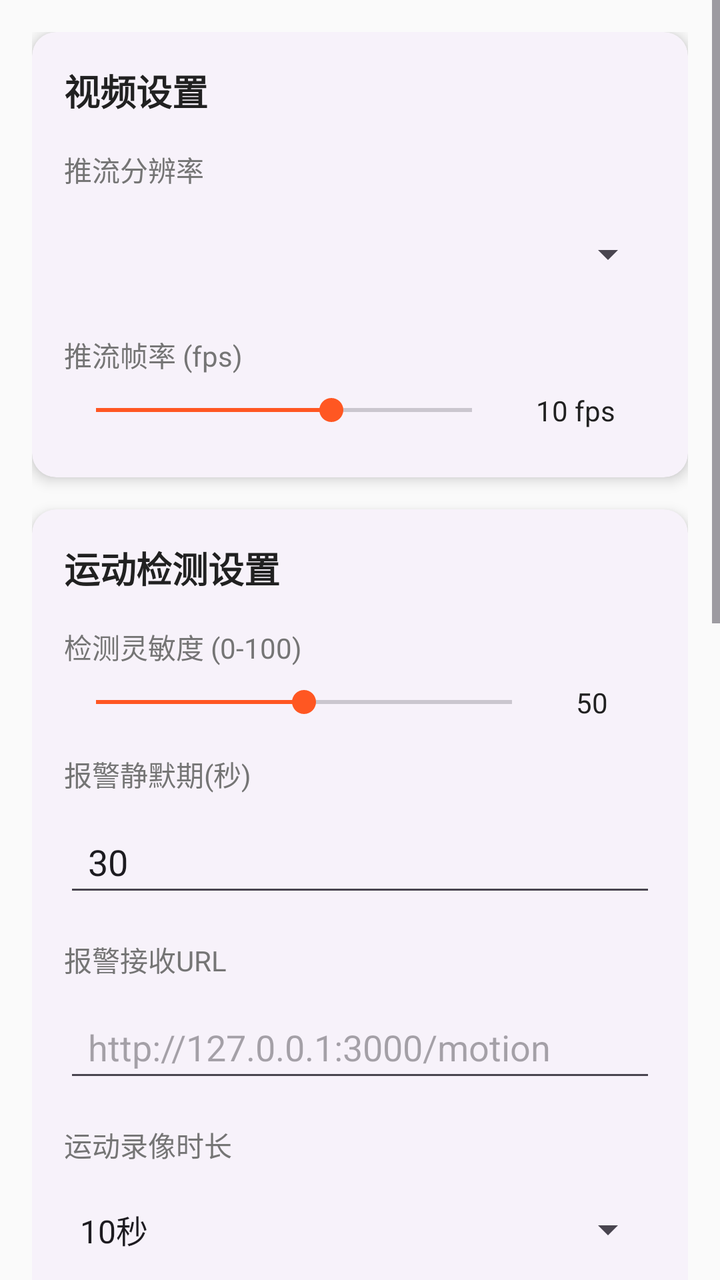
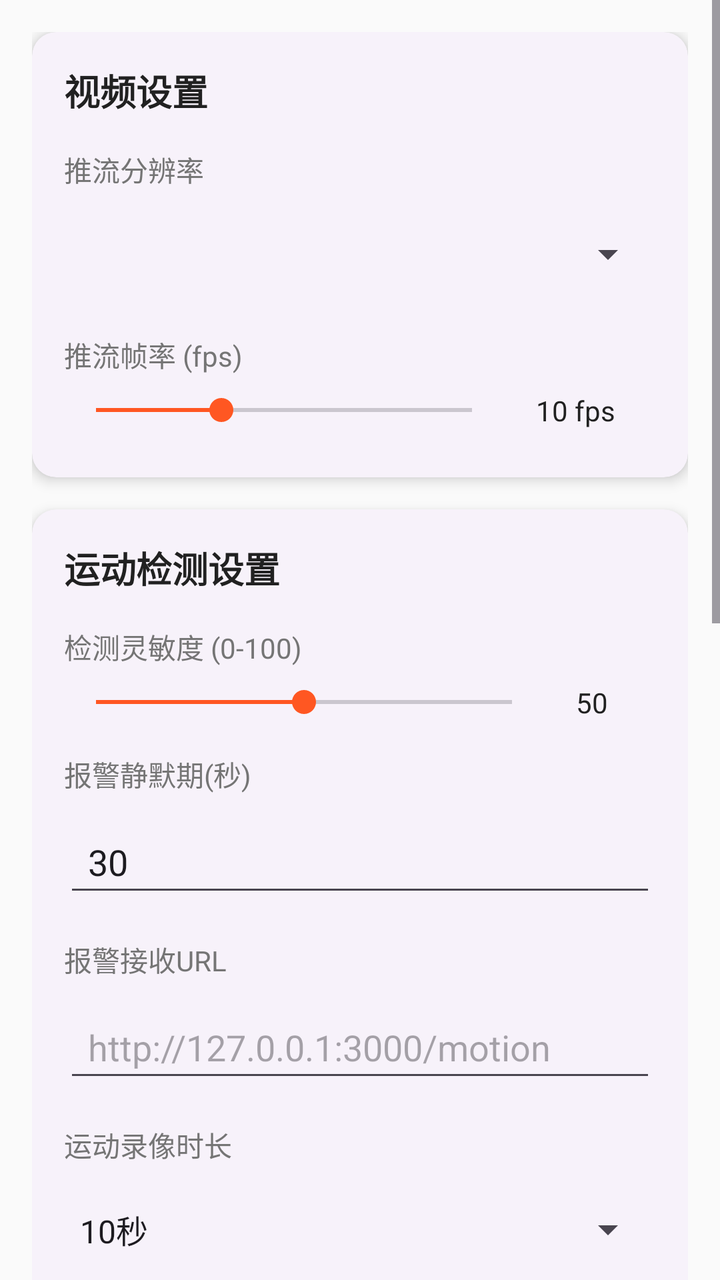

Screens rendered from an Android XML layout before and after an edit, with the pre-edit source and the edit as a unified diff.
<!-- AndroidManifest.xml: application theme Theme.SelfCamMonitor -->
<!-- res/layout/activity_settings.xml -->
<?xml version="1.0" encoding="utf-8"?>
<ScrollView xmlns:android="http://schemas.android.com/apk/res/android"
    android:layout_width="match_parent"
    android:layout_height="match_parent"
    xmlns:app="http://schemas.android.com/apk/res-auto"
    android:background="@color/background_light"
    android:fitsSystemWindows="true">

    <LinearLayout
        android:layout_width="match_parent"
        android:layout_height="wrap_content"
        android:orientation="vertical"
        android:padding="16dp">

        
        <androidx.cardview.widget.CardView
            android:layout_width="match_parent"
            android:layout_height="wrap_content"
            android:layout_marginBottom="16dp"
            app:cardCornerRadius="12dp"
            app:cardElevation="4dp"
            xmlns:app="http://schemas.android.com/apk/res-auto">

            <LinearLayout
                android:layout_width="match_parent"
                android:layout_height="wrap_content"
                android:orientation="vertical"
                android:padding="16dp">

                <TextView
                    android:layout_width="match_parent"
                    android:layout_height="wrap_content"
                    android:text="视频设置"
                    android:textSize="18sp"
                    android:textStyle="bold"
                    android:textColor="@color/text_primary"
                    android:layout_marginBottom="16dp" />

                
                <TextView
                    android:layout_width="match_parent"
                    android:layout_height="wrap_content"
                    android:text="推流分辨率"
                    android:textSize="14sp"
                    android:textColor="@color/text_secondary"
                    android:layout_marginBottom="8dp" />

                <Spinner
                    android:id="@+id/spinnerResolution"
                    android:layout_width="match_parent"
                    android:layout_height="wrap_content"
                    android:minHeight="48dp"
                    android:paddingVertical="8dp"
                    android:gravity="center_vertical"
                    android:layout_marginBottom="16dp" />

                
                <TextView
                    android:layout_width="match_parent"
                    android:layout_height="wrap_content"
                    android:text="推流帧率 (fps)"
                    android:textSize="14sp"
                    android:textColor="@color/text_secondary"
                    android:layout_marginBottom="8dp" />

                <LinearLayout
                    android:layout_width="match_parent"
                    android:layout_height="wrap_content"
                    android:orientation="horizontal"
                    android:gravity="center_vertical"
                    android:layout_marginBottom="8dp">

                    <SeekBar
                        android:id="@+id/seekBarFps"
                        android:layout_width="0dp"
                        android:layout_height="wrap_content"
                        android:layout_weight="1"
                        android:max="16"
                        android:progress="10"
                        android:layout_marginEnd="16dp" />

                    <TextView
                        android:id="@+id/tvFpsValue"
                        android:layout_width="60dp"
                        android:layout_height="wrap_content"
                        android:text="10 fps"
                        android:textSize="14sp"
                        android:textColor="@color/text_primary" />
                </LinearLayout>

            </LinearLayout>
        </androidx.cardview.widget.CardView>

        
        <androidx.cardview.widget.CardView
            android:layout_width="match_parent"
            android:layout_height="wrap_content"
            android:layout_marginBottom="16dp"
            app:cardCornerRadius="12dp"
            app:cardElevation="4dp">

            <LinearLayout
                android:layout_width="match_parent"
                android:layout_height="wrap_content"
                android:orientation="vertical"
                android:padding="16dp">

                <TextView
                    android:layout_width="match_parent"
                    android:layout_height="wrap_content"
                    android:text="运动检测设置"
                    android:textSize="18sp"
                    android:textStyle="bold"
                    android:textColor="@color/text_primary"
                    android:layout_marginBottom="16dp" />

                
                <TextView
                    android:layout_width="match_parent"
                    android:layout_height="wrap_content"
                    android:text="检测灵敏度 (0-100)"
                    android:textSize="14sp"
                    android:textColor="@color/text_secondary"
                    android:layout_marginBottom="8dp" />

                <LinearLayout
                    android:layout_width="match_parent"
                    android:layout_height="wrap_content"
                    android:orientation="horizontal"
                    android:gravity="center_vertical"
                    android:layout_marginBottom="16dp">

                    <SeekBar
                        android:id="@+id/seekBarSensitivity"
                        android:layout_width="0dp"
                        android:layout_height="wrap_content"
                        android:layout_weight="1"
                        android:max="100"
                        android:progress="50"
                        android:layout_marginEnd="16dp" />

                    <TextView
                        android:id="@+id/tvSensitivityValue"
                        android:layout_width="40dp"
                        android:layout_height="wrap_content"
                        android:text="50"
                        android:textSize="14sp"
                        android:textColor="@color/text_primary" />
                </LinearLayout>

                
                <TextView
                    android:layout_width="match_parent"
                    android:layout_height="wrap_content"
                    android:text="报警静默期(秒)"
                    android:textSize="14sp"
                    android:textColor="@color/text_secondary"
                    android:layout_marginBottom="8dp" />

                <EditText
                    android:id="@+id/etAlertQuiet"
                    android:layout_width="match_parent"
                    android:layout_height="wrap_content"
                    android:inputType="number"
                    android:minHeight="48dp"
                    android:gravity="center_vertical"
                    android:paddingStart="12dp"
                    android:text="30"
                    android:hint="30"
                    android:layout_marginBottom="16dp" />

                
                <TextView
                    android:layout_width="match_parent"
                    android:layout_height="wrap_content"
                    android:text="报警接收URL"
                    android:textSize="14sp"
                    android:textColor="@color/text_secondary"
                    android:layout_marginBottom="8dp" />

                <EditText
                    android:id="@+id/etAlertUrl"
                    android:layout_width="match_parent"
                    android:layout_height="wrap_content"
                    android:minHeight="48dp"
                    android:gravity="center_vertical"
                    android:paddingStart="12dp"
                    android:hint="http://127.0.0.1:3000/motion"
                    android:inputType="textUri" />

                
                <TextView
                    android:layout_width="match_parent"
                    android:layout_height="wrap_content"
                    android:text="运动录像时长"
                    android:textSize="14sp"
                    android:textColor="@color/text_secondary"
                    android:layout_marginTop="16dp"
                    android:layout_marginBottom="8dp" />

                <Spinner
                    android:id="@+id/spinner_motion_duration"
                    android:layout_width="match_parent"
                    android:layout_height="wrap_content"
                    android:entries="@array/motion_duration_labels"
                    android:minHeight="48dp"
                    android:paddingVertical="8dp"
                    android:gravity="center_vertical"
                    android:layout_marginBottom="16dp" />

                
                <TextView
                    android:layout_width="match_parent"
                    android:layout_height="wrap_content"
                    android:text="连续录像分段时长"
                    android:textSize="14sp"
                    android:textColor="@color/text_secondary"
                    android:layout_marginBottom="8dp" />

                <Spinner
                    android:id="@+id/spinner_continuous_duration"
                    android:layout_width="match_parent"
                    android:layout_height="wrap_content"
                    android:minHeight="48dp"
                    android:paddingVertical="8dp"
                    android:gravity="center_vertical"
                    android:entries="@array/continuous_duration_labels" />
            </LinearLayout>
        </androidx.cardview.widget.CardView>

        
        <androidx.cardview.widget.CardView
            android:layout_width="match_parent"
            android:layout_height="wrap_content"
            android:layout_marginBottom="16dp"
            app:cardCornerRadius="12dp"
            app:cardElevation="4dp">

            <LinearLayout
                android:layout_width="match_parent"
                android:layout_height="wrap_content"
                android:orientation="vertical"
                android:padding="16dp">

                <TextView
                    android:layout_width="match_parent"
                    android:layout_height="wrap_content"
                    android:text="系统设置"
                    android:textSize="18sp"
                    android:textStyle="bold"
                    android:textColor="@color/text_primary"
                    android:layout_marginBottom="16dp" />

                
                <LinearLayout
                    android:layout_width="match_parent"
                    android:layout_height="wrap_content"
                    android:orientation="horizontal"
                    android:gravity="center_vertical"
                    android:layout_marginBottom="16dp">

                    <LinearLayout
                        android:layout_width="0dp"
                        android:layout_height="wrap_content"
                        android:layout_weight="1"
                        android:orientation="vertical">

                        <TextView
                            android:layout_width="wrap_content"
                            android:layout_height="wrap_content"
                            android:text="开机自启"
                            android:textSize="16sp"
                            android:textColor="@color/text_primary" />

                        <TextView
                            android:layout_width="wrap_content"
                            android:layout_height="wrap_content"
                            android:text="开机时自动启动监控服务"
                            android:textSize="12sp"
                            android:textColor="@color/text_secondary" />
                    </LinearLayout>

                    <com.google.android.material.switchmaterial.SwitchMaterial
                        android:id="@+id/switchBootStart"
                        android:layout_width="wrap_content"
                        android:layout_height="wrap_content"
                        app:thumbTint="@color/thumb_tint"
                        app:trackTint="@color/track_tint" />
                </LinearLayout>

                
                <TextView
                    android:layout_width="match_parent"
                    android:layout_height="wrap_content"
                    android:text="监控时间限制"
                    android:textSize="14sp"
                    android:textColor="@color/text_secondary"
                    android:layout_marginBottom="8dp" />

                <LinearLayout
                    android:layout_width="match_parent"
                    android:layout_height="wrap_content"
                    android:orientation="horizontal"
                    android:gravity="center_vertical">

                    <TextView
                        android:layout_width="wrap_content"
                        android:layout_height="wrap_content"
                        android:text="开始"
                        android:textSize="14sp"
                        android:textColor="@color/text_secondary"
                        android:layout_marginEnd="8dp" />

                    <EditText
                        android:id="@+id/etStartTime"
                        android:layout_width="0dp"
                        android:layout_height="wrap_content"
                        android:layout_weight="1"
                        android:minHeight="48dp"
                        android:gravity="center_vertical"
                        android:paddingStart="12dp"
                        android:hint="00:00"
                        android:inputType="time"
                        android:layout_marginEnd="16dp" />

                    <TextView
                        android:layout_width="wrap_content"
                        android:layout_height="wrap_content"
                        android:text="结束"
                        android:textSize="14sp"
                        android:textColor="@color/text_secondary"
                        android:layout_marginEnd="8dp" />

                    <EditText
                        android:id="@+id/etEndTime"
                        android:layout_width="0dp"
                        android:layout_height="wrap_content"
                        android:layout_weight="1"
                        android:minHeight="48dp"
                        android:gravity="center_vertical"
                        android:paddingStart="12dp"
                        android:hint="23:59"
                        android:inputType="time" />
                </LinearLayout>

            </LinearLayout>
        </androidx.cardview.widget.CardView>

        
        <androidx.cardview.widget.CardView
            android:layout_width="match_parent"
            android:layout_height="wrap_content"
            android:layout_marginBottom="24dp"
            app:cardCornerRadius="12dp"
            app:cardElevation="4dp">

            <LinearLayout
                android:layout_width="match_parent"
                android:layout_height="wrap_content"
                android:orientation="vertical"
                android:padding="16dp">

                <TextView
                    android:layout_width="match_parent"
                    android:layout_height="wrap_content"
                    android:text="安全设置"
                    android:textSize="18sp"
                    android:textStyle="bold"
                    android:textColor="@color/text_primary"
                    android:layout_marginBottom="16dp" />

                
                <TextView
                    android:layout_width="match_parent"
                    android:layout_height="wrap_content"
                    android:text="HTTP认证用户名"
                    android:textSize="14sp"
                    android:textColor="@color/text_secondary"
                    android:layout_marginBottom="8dp" />

                <EditText
                    android:id="@+id/etUsername"
                    android:layout_width="match_parent"
                    android:layout_height="wrap_content"
                    android:hint="admin"
                    android:inputType="text"
                    android:layout_marginBottom="16dp" />

                
                <TextView
                    android:layout_width="match_parent"
                    android:layout_height="wrap_content"
                    android:text="HTTP认证密码"
                    android:textSize="14sp"
                    android:textColor="@color/text_secondary"
                    android:layout_marginBottom="8dp" />

                <EditText
                    android:id="@+id/etPassword"
                    android:layout_width="match_parent"
                    android:layout_height="wrap_content"
                    android:hint="输入密码"
                    android:inputType="textPassword" />

            </LinearLayout>
        </androidx.cardview.widget.CardView>

        
        <LinearLayout
            android:layout_width="match_parent"
            android:layout_height="wrap_content"
            android:orientation="horizontal">

            <Button
                android:id="@+id/btnCancel"
                android:layout_width="0dp"
                android:layout_height="wrap_content"
                android:layout_weight="1"
                android:text="取消"
                android:textSize="16sp"
                android:layout_marginEnd="8dp" />

            <Button
                android:id="@+id/btnSave"
                android:layout_width="0dp"
                android:layout_height="wrap_content"
                android:layout_weight="1"
                android:text="保存设置"
                android:textSize="16sp"
                android:backgroundTint="@color/primary"
                android:layout_marginStart="8dp" />
        </LinearLayout>

    </LinearLayout>
</ScrollView>
<!-- resources referenced by this layout -->
<resources>
  <string-array name="continuous_duration_labels">
          <item>1分钟</item>
          <item>5分钟</item>
          <item>10分钟</item>
          <item>30分钟</item>
          <item>1小时</item>
      </string-array>
  <string-array name="motion_duration_labels">
          <item>10秒</item>
          <item>30秒</item>
          <item>1分钟</item>
          <item>3分钟</item>
          <item>5分钟</item>
      </string-array>
  <color name="background_light">#FAFAFA</color>
  <color name="primary">#2196F3</color>
  <color name="text_primary">#212121</color>
  <color name="text_secondary">#757575</color>
  <style name="Theme.SelfCamMonitor" parent="Base.Theme.SelfCamMonitor" />
  <style name="Base.Theme.SelfCamMonitor" parent="Theme.Material3.DayNight.NoActionBar">
          
          <item name="colorPrimary">@color/primary</item>
          <item name="colorOnPrimary">@color/white</item>
          <item name="colorPrimaryContainer">@color/primary_light</item>
          <item name="colorOnPrimaryContainer">@color/primary_dark</item>
  
          
          <item name="colorSecondary">@color/accent</item>
          <item name="colorOnSecondary">@color/white</item>
  
          
          <item name="android:colorBackground">@color/background_light</item>
          <item name="colorSurface">@color/surface</item>
          <item name="colorOnSurface">@color/text_primary</item>
  
          
          <item name="android:statusBarColor">@color/primary_dark</item>
          <item name="android:windowLightStatusBar">false</item>
          <item name="android:fitsSystemWindows">true</item>
  
          
          <item name="android:navigationBarColor">@color/primary_dark</item>
  
          
          <item name="cardViewStyle">@style/Widget.SelfCamMonitor.CardView</item>
      </style>
  <color name="white">#FFFFFFFF</color>
  <color name="primary_light">#BBDEFB</color>
  <color name="primary_dark">#1976D2</color>
  <color name="accent">#FF5722</color>
  <color name="surface">#FFFFFF</color>
  <style name="Widget.SelfCamMonitor.CardView" parent="Widget.Material3.CardView.Elevated">
          <item name="cardCornerRadius">12dp</item>
          <item name="cardElevation">4dp</item>
          <item name="strokeWidth">0dp</item>
      </style>
</resources>

<!-- the commit's change to res/layout/activity_settings.xml (unified diff, before → after) -->
@@ -75,7 +75,7 @@
                         android:layout_width="0dp"
                         android:layout_height="wrap_content"
                         android:layout_weight="1"
-                        android:max="16"
+                        android:max="30"
                         android:progress="10"
                         android:layout_marginEnd="16dp" />
 
